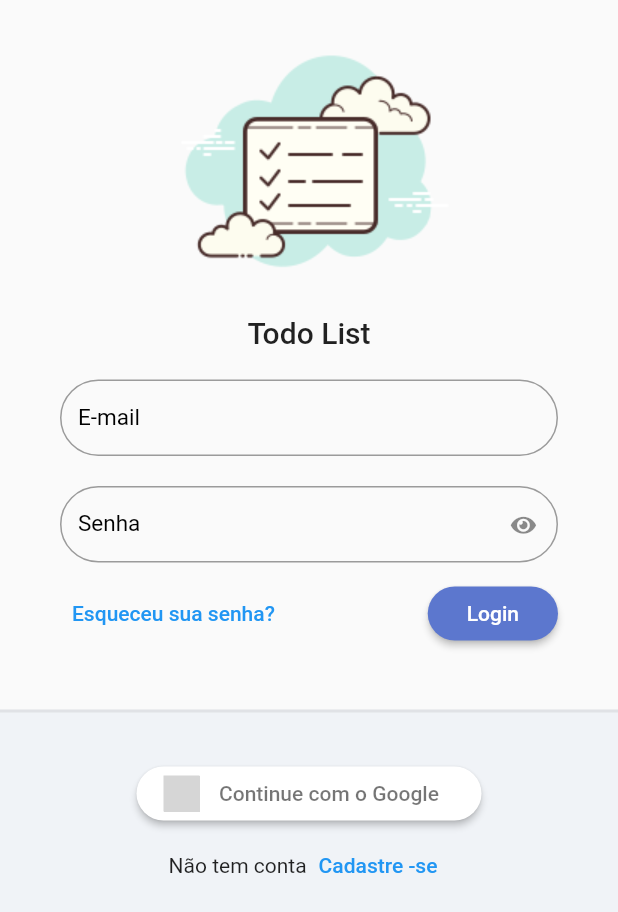
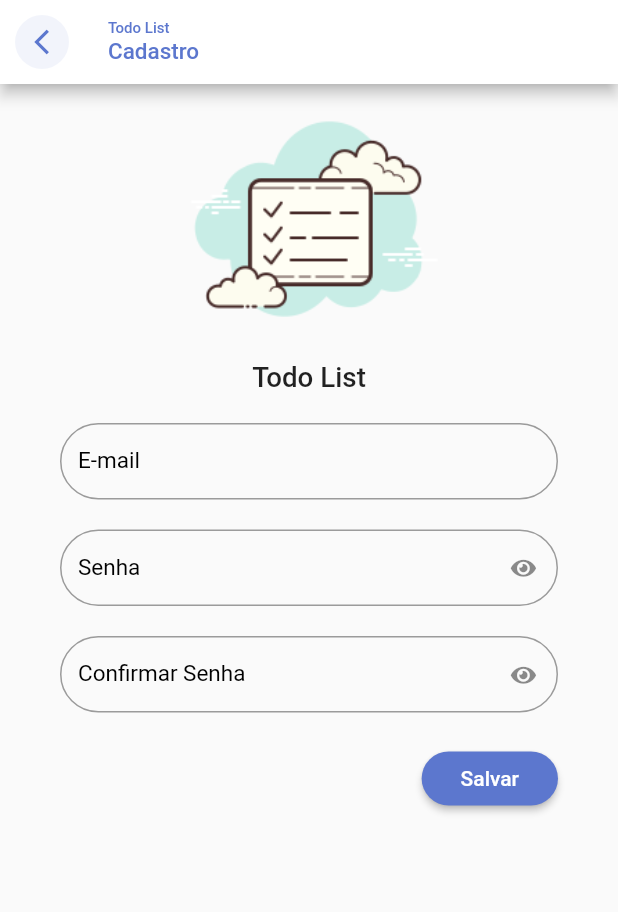
Before and after one commit to pollyyana/todo-list-provider, a Flutter app: the screen it shows after launch, after a tap on "Cadastre -se", on a phone screen of 412 x 824 dp. Shown: the top 912 px of the screen. Run offline on Flutter 3.47's test engine with Material 2 defaults, Android fonts, the phone set to English and light mode, and no system bars; our stand-ins replace flutter_signin_button, google_fonts, sqflite, synchronized; accounts and stored records are empty; Roboto replaces fonts that are missing (Mandali); grey boxes are pictures that could not be loaded.

Commit message:
layout tela de cadastro

```diff
--- a/todo_list/lib/app/modules/auth/auth_module.dart
+++ b/todo_list/lib/app/modules/auth/auth_module.dart
@@ -2,16 +2,23 @@ import 'package:provider/provider.dart';
 import 'package:todo_list/app/core/modules/todo_list_module.dart';
 import 'package:todo_list/app/modules/auth/login/login_controller.dart';
 import 'package:todo_list/app/modules/auth/login/login_page.dart';
+import 'package:todo_list/app/modules/auth/register/register_controller.dart';
+import 'package:todo_list/app/modules/auth/register/register_page.dart';
 
 class AuthModule extends TodoListModule {
   AuthModule()
       : super(
-          //fica as dependecias
-          bindings: [
-            ChangeNotifierProvider(create: (_)=> LoginController())
-          ],
-          routers: {
-            '/login':(context) => const LoginPage()
-          }
-        );
+            //fica as dependecias
+            bindings: [
+              ChangeNotifierProvider(
+                create: (_) => LoginController(),
+              ),
+              ChangeNotifierProvider(
+                create: (_) => RegisterController(),
+               ),
+            ],
+            routers: {
+              '/login': (context) => const LoginPage(),
+              '/register': (context) => const RegisterPage()
+            });
 }
--- a/todo_list/lib/app/modules/auth/login/login_page.dart
+++ b/todo_list/lib/app/modules/auth/login/login_page.dart
@@ -104,7 +104,9 @@ class LoginPage extends StatelessWidget {
                               children: [
                                 const Text('Não tem conta'),
                                 TextButton(
-                                    onPressed: () {},
+                                    onPressed: () {
+                                      Navigator.of(context).pushNamed('/register');
+                                    },
                                     child: const Text('Cadastre -se'))
                               ],
                             ),
--- /dev/null
+++ b/todo_list/lib/app/modules/auth/register/register_controller.dart
@@ -0,0 +1,5 @@
+import 'package:flutter/material.dart';
+
+class RegisterController extends ChangeNotifier {
+
+}
--- /dev/null
+++ b/todo_list/lib/app/modules/auth/register/register_page.dart
@@ -0,0 +1,98 @@
+import 'package:flutter/material.dart';
+import 'package:todo_list/app/core/ui/theme_extension.dart';
+import 'package:todo_list/app/core/widget/todo_list_field.dart';
+import 'package:todo_list/app/core/widget/todo_list_logo.dart';
+
+class RegisterPage extends StatelessWidget {
+  const RegisterPage({super.key});
+
+  @override
+  Widget build(BuildContext context) {
+    return Scaffold(
+      appBar: AppBar(
+        automaticallyImplyLeading: false,
+        backgroundColor: Colors.white,
+        title: Column(
+          crossAxisAlignment: CrossAxisAlignment.start,
+          children: [
+            Text(
+              'Todo List',
+              style: TextStyle(fontSize: 10, color: context.primaryColor),
+            ),
+            Text(
+              'Cadastro',
+              style: TextStyle(fontSize: 15, color: context.primaryColor),
+            )
+          ],
+        ),
+        leading: IconButton(
+          onPressed: () => Navigator.pop(context),
+          icon: ClipOval(
+            child: Container(
+              color: context.primaryColor.withAlpha(20),
+              padding: const EdgeInsets.all(8),
+              child: Icon(
+                Icons.arrow_back_ios_outlined,
+                size: 20,
+                color: context.primaryColor,
+              ),
+            ),
+          ),
+        ),
+      ),
+      body: ListView(
+        children: [
+          SizedBox(
+            height: MediaQuery.of(context).size.width * .5,
+            child: const FittedBox(
+              fit: BoxFit.fitHeight,
+              child: TodoListLogo(),
+            ),
+          ),
+          Padding(
+            padding: const EdgeInsets.symmetric(horizontal: 40, vertical: 20),
+            child: Form(
+              child: Column(
+                children: [
+                  TodoListField(label: 'E-mail'),
+                  const SizedBox(
+                    height: 20,
+                  ),
+                  TodoListField(
+                    label: 'Senha',
+                    obscureText: true,
+                  ),
+                  const SizedBox(
+                    height: 20,
+                  ),
+                  TodoListField(
+                    label: 'Confirmar Senha',
+                    obscureText: true,
+                  ),
+                  const SizedBox(
+                     height: 20,
+                  ),
+                  Align(
+                    alignment: Alignment.bottomRight,
+                    child: ElevatedButton(
+                      onPressed: () {},
+                      style: ElevatedButton.styleFrom(
+                        shape: RoundedRectangleBorder(
+                          borderRadius: BorderRadius.circular(20),
+                        ),
+                      ),
+                      child: const Padding(
+                        padding: EdgeInsets.all(10.0),
+                        child: Text('Salvar'),
+                      ),
+                    ),
+                  ),
+                ],
+              ),
+            ),
+          ),
+        ],
+      ),
+    );
+  }
+}
```
